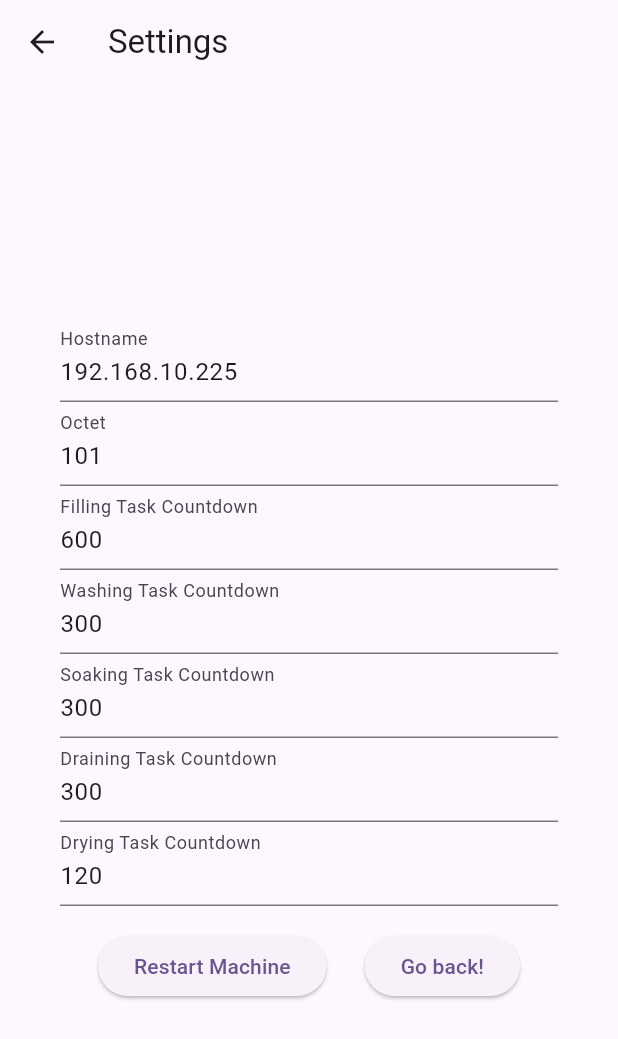
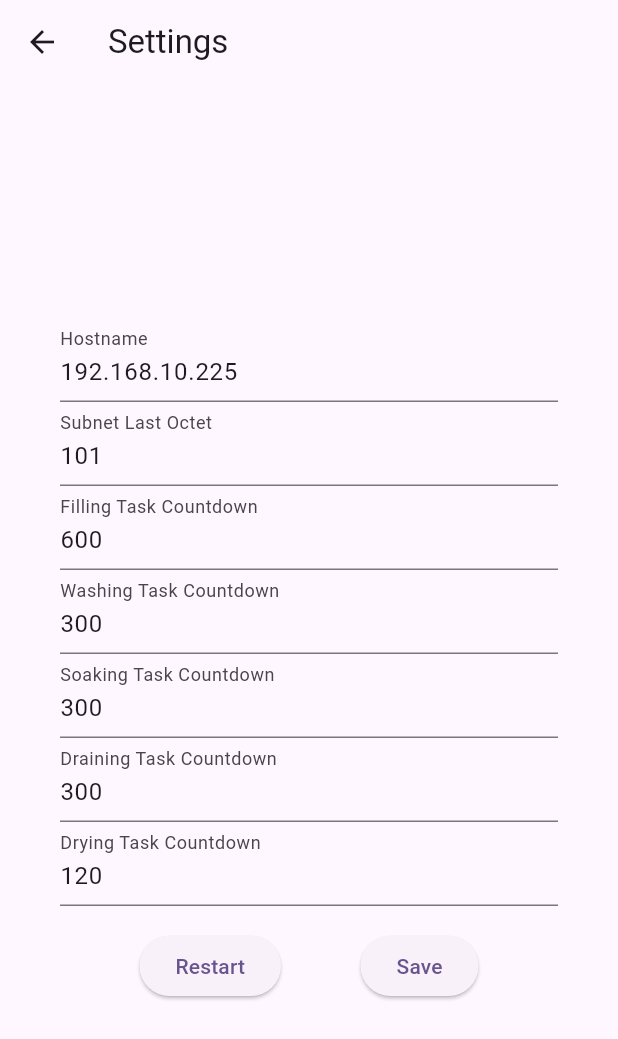
Before and after one commit to HuzaifaIrfan-Mobile/smart-washing-machine-app, a Flutter app: the SettingsScreen screen opened directly, on a phone screen of 412 x 824 dp. Shown: the top 1039 px of the screen. Run offline on Flutter 3.47's test engine with Material 3 defaults, Android fonts, the light colour scheme and no system bars; our stand-ins replace percent_indicator, shared_preferences; missing offline and left inert: lan_scanner; accounts and stored records are empty; network calls fail; statements that could not run were skipped.

Commit message:
setting ui button order and label

```diff
--- a/lib/washing_machine/settings/settings_screen.dart
+++ b/lib/washing_machine/settings/settings_screen.dart
@@ -101,7 +101,7 @@ class SettingsScreenState extends State<SettingsScreen> {
               controller: hostnameController,
             ),
                         TextField(
-              decoration: const InputDecoration(labelText: "Octet"),
+              decoration: const InputDecoration(labelText: "Subnet Last Octet"),
               controller: octetController,
             ),
             TextField(
@@ -157,11 +157,11 @@ class SettingsScreenState extends State<SettingsScreen> {
                   onPressed: () {
                     WashingMachine.instance.restartMachine();
                   },
-                  child: const Text('Restart Machine'),
+                  child: const Text('Restart'),
                 ),
                 ElevatedButton(
                   onPressed: returnToHome,
-                  child: const Text('Go back!'),
+                  child: const Text('Save'),
                 ),
               ],
             ),
```
